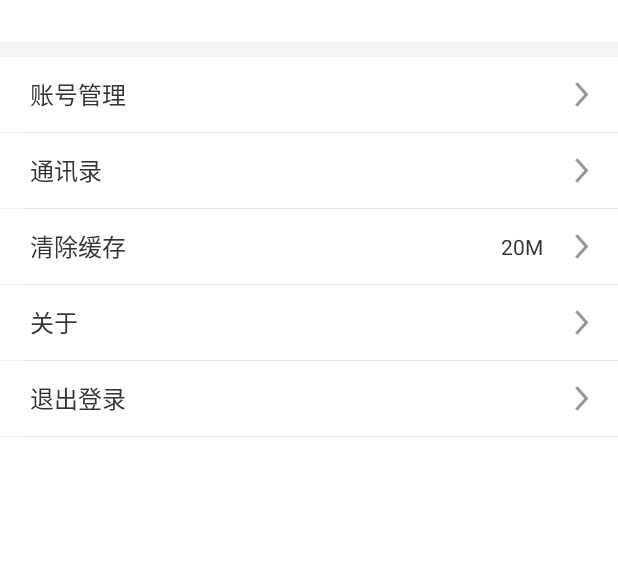
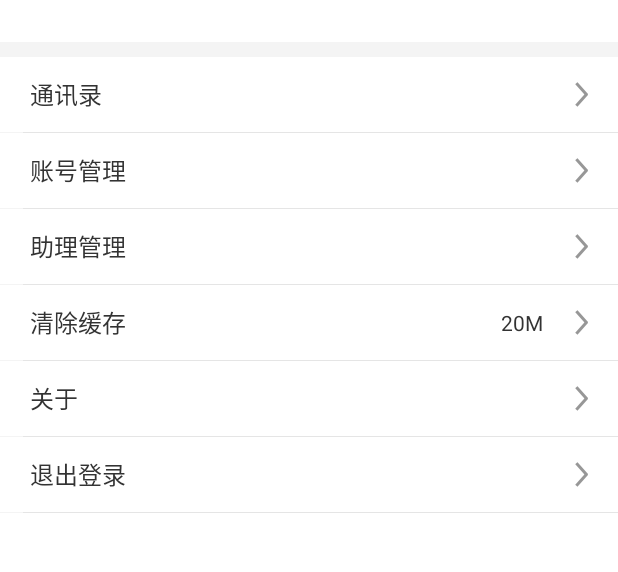
Before and after one commit to Business-master/Business-master, an Android app: the layout layout_mine.xml on its own in the app's theme, with its tools: preview values and no code run, on a phone screen of 412 x 824 dp, the part 138-710 px from its top. Run offline under Robolectric (Android 15) with nearby library versions, the phone set to English and light mode, and no system bars.

Commit message:
万花筒 0

```diff
--- a/app/src/main/java/com/bus/business/di/component/FragmentComponent.java
+++ b/app/src/main/java/com/bus/business/di/component/FragmentComponent.java
@@ -13,6 +13,7 @@ import com.bus.business.mvp.ui.fragment.NewMeetingFragment;
 import com.bus.business.mvp.ui.fragment.NewsFragment;
 import com.bus.business.mvp.ui.fragment.NewsFragment_new;
 import com.bus.business.mvp.ui.fragment.WanFragment;
+import com.bus.business.mvp.ui.fragment.WanFragment2;
 
 import dagger.Component;
 
@@ -42,4 +43,6 @@ public interface FragmentComponent {
     void inject(MineFragment mineFragment);
 
     void inject(NewsFragment_new newsFragment_new);
+
+    void inject(WanFragment2 wanFragment2);
 }
--- a/app/src/main/java/com/bus/business/mvp/ui/activities/MainActivity.java
+++ b/app/src/main/java/com/bus/business/mvp/ui/activities/MainActivity.java
@@ -28,6 +28,7 @@ import com.bus.business.mvp.ui.fragment.MainPagerFragment;
 import com.bus.business.mvp.ui.fragment.MineFragment;
 import com.bus.business.mvp.ui.fragment.NewMeetingFragment;
 import com.bus.business.mvp.ui.fragment.WanFragment;
+import com.bus.business.mvp.ui.fragment.WanFragment2;
 import com.bus.business.repository.network.RetrofitManager;
 import com.bus.business.utils.TransformUtils;
 import com.bus.business.utils.UT;
@@ -229,6 +230,7 @@ public class MainActivity extends BaseActivity {
                 return new NewMeetingFragment();
             case 2:
                 return new WanFragment();
+//                return new WanFragment2();
             case 3:
                 return new ExpertFragment();
             case 4:
--- a/app/src/main/java/com/bus/business/mvp/ui/fragment/MineFragment.java
+++ b/app/src/main/java/com/bus/business/mvp/ui/fragment/MineFragment.java
@@ -13,6 +13,7 @@ import com.bus.business.common.UsrMgr;
 import com.bus.business.mvp.entity.UserBean;
 import com.bus.business.mvp.ui.activities.AboutActivity;
 import com.bus.business.mvp.ui.activities.AddressListActivity;
+import com.bus.business.mvp.ui.activities.AssisManActivity;
 import com.bus.business.mvp.ui.activities.LoginActivity;
 import com.bus.business.mvp.ui.fragment.base.BaseFragment;
 import com.bus.business.utils.FileUtil;
@@ -69,7 +70,7 @@ public class MineFragment extends BaseFragment {
 
 
     @OnClick({R.id.tv_account_manager, R.id.about_us, R.id.rl_clear_cache
-            , R.id.tv_logout, R.id.tv_address_list})
+            , R.id.tv_logout, R.id.tv_address_list,R.id.tv_assis_manager})
     public void onClick(View view) {
         switch (view.getId()) {
             case R.id.tv_account_manager:
@@ -115,6 +116,9 @@ public class MineFragment extends BaseFragment {
                 });
 
                 break;
+            case R.id.tv_assis_manager:
+                        startActivity(new Intent(mActivity, AssisManActivity.class));
+                break;
         }
     }
 
--- a/app/src/main/res/layout/activity_area2.xml
+++ b/app/src/main/res/layout/activity_area2.xml
@@ -29,8 +29,8 @@
         <com.bus.business.mvp.view.CustomGridView
             android:id="@+id/area_gv"
             android:numColumns="3"
-            android:gravity="center"
             android:verticalSpacing="10dp"
+            android:stretchMode="columnWidth"
             android:horizontalSpacing="10dp"
             android:padding="10dp"
             android:layout_width="match_parent"
@@ -52,7 +52,7 @@
             <com.bus.business.mvp.view.CustomGridView
                 android:id="@+id/orgina_gv"
                 android:numColumns="3"
-                android:gravity="center"
+                android:stretchMode="columnWidth"
                 android:verticalSpacing="10dp"
                 android:horizontalSpacing="10dp"
                 android:padding="10dp"
--- a/app/src/main/res/layout/area_item.xml
+++ b/app/src/main/res/layout/area_item.xml
@@ -4,6 +4,7 @@
     android:clickable="true"
     android:layout_height="match_parent">
     <TextView
+        android:layout_gravity="center"
         android:clickable="true"
         android:id="@+id/area_tv_item"
         android:textSize="14sp"
--- a/app/src/main/res/layout/layout_mine.xml
+++ b/app/src/main/res/layout/layout_mine.xml
@@ -48,12 +48,11 @@
                 android:textSize="12sp" />
         </RelativeLayout>
 
-
         <TextView
-            android:id="@+id/tv_account_manager"
+            android:layout_marginTop="10dp"
+            android:id="@+id/tv_address_list"
             style="@style/mine_text"
-            android:layout_marginTop="10dp"
-            android:text="@string/account_manager" />
+            android:text="通讯录" />
 
         <View
             android:layout_width="match_parent"
@@ -62,9 +61,19 @@
             android:background="@mipmap/list_view_divider" />
 
         <TextView
-            android:id="@+id/tv_address_list"
+            android:id="@+id/tv_account_manager"
             style="@style/mine_text"
-            android:text="通讯录" />
+            android:text="@string/account_manager" />
+        <View
+            android:layout_width="match_parent"
+            android:layout_height="0.5dp"
+            android:layout_marginLeft="15dp"
+            android:background="@mipmap/list_view_divider" />
+        <TextView
+            android:id="@+id/tv_assis_manager"
+            style="@style/mine_text"
+            android:text="@string/assis_manager" />
+
 
         <!--<View-->
             <!--android:layout_width="match_parent"-->
```
Also changed, not shown: app/src/main/java/com/bus/business/mvp/ui/fragment/WanFragment2.java (added, +84 -0 lines), app/src/main/res/layout/wanfragment2.xml (added, +24 -0 lines).
